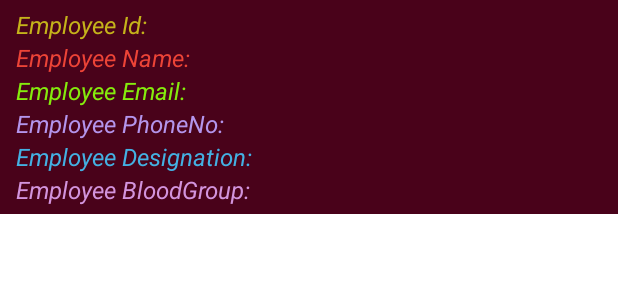
After one commit to rajashreemishra/MyEmployeeClass, an Android app: the layout add_data_files.xml on its own in the app's theme, with its tools: preview values and no code run, on a phone screen of 412 x 824 dp. The commit adds this screen. Shown: the top 300 px of the screen. Run offline under Robolectric (Android 15) with nearby library versions, the phone set to English and light mode, and no system bars.

Commit message:
My Employee

```diff
--- /dev/null
+++ b/app/src/main/res/drawable/ic_add_item.xml
@@ -0,0 +1,5 @@
+<vector android:height="24dp" android:tint="#FFFFFF"
+    android:viewportHeight="24" android:viewportWidth="24"
+    android:width="24dp" xmlns:android="http://schemas.android.com/apk/res/android">
+    <path android:fillColor="@android:color/white" android:pathData="M19,13h-6v6h-2v-6H5v-2h6V5h2v6h6v2z"/>
+</vector>
--- /dev/null
+++ b/app/src/main/res/layout/add_data_files.xml
@@ -0,0 +1,114 @@
+<?xml version="1.0" encoding="utf-8"?>
+<LinearLayout xmlns:android="http://schemas.android.com/apk/res/android"
+    android:orientation="vertical"
+    android:layout_width="match_parent"
+    android:padding="5dp"
+    android:layout_height="wrap_content"
+    android:background="#49021A">
+    <LinearLayout
+        android:layout_width="match_parent"
+        android:layout_height="0dp"
+        android:layout_marginLeft="5dp"
+        android:layout_weight="3">
+        <TextView
+            android:layout_width="wrap_content"
+            android:layout_height="wrap_content"
+            android:text="Employee Id:"
+            android:textStyle="italic"
+            android:textSize="16sp"
+            android:textColor="#C5B31B"/>
+        <TextView
+            android:layout_width="wrap_content"
+            android:layout_height="wrap_content"
+            android:id="@+id/tv_empid"/>
+    </LinearLayout>
+    <LinearLayout
+        android:layout_width="match_parent"
+        android:layout_height="0dp"
+        android:layout_marginLeft="5dp"
+        android:layout_weight="3">
+        <TextView
+            android:layout_width="wrap_content"
+            android:layout_height="wrap_content"
+            android:text="Employee Name:"
+            android:textStyle="italic"
+            android:textSize="16sp"
+            android:textColor="#ED4437"/>
+        <TextView
+            android:layout_width="wrap_content"
+            android:layout_height="wrap_content"
+            android:id="@+id/tv_empname"/>
+    </LinearLayout>
+   <LinearLayout
+       android:layout_width="match_parent"
+       android:layout_height="0dp"
+       android:layout_marginLeft="5dp"
+       android:layout_weight="3">
+       <TextView
+           android:layout_width="wrap_content"
+           android:layout_height="wrap_content"
+           android:text="Employee Email:"
+           android:textStyle="italic"
+           android:textSize="16sp"
+           android:textColor="#85EC0D"/>
+       <TextView
+           android:layout_width="wrap_content"
+           android:layout_height="wrap_content"
+           android:id="@+id/tv_empemail"/>
+   </LinearLayout>
+    <LinearLayout
+        android:layout_width="match_parent"
+        android:layout_height="0dp"
+        android:layout_marginLeft="5dp"
+        android:layout_weight="3">
+        <TextView
+            android:layout_width="wrap_content"
+            android:layout_height="wrap_content"
+            android:text="Employee PhoneNo:"
+            android:textStyle="italic"
+            android:textSize="16sp"
+            android:textColor="#B495EC"/>
+        <TextView
+            android:layout_width="wrap_content"
+            android:layout_height="wrap_content"
+            android:id="@+id/tv_empphnno"/>
+    </LinearLayout>
+
+   <LinearLayout
+       android:layout_width="match_parent"
+       android:layout_height="0dp"
+       android:layout_marginLeft="5dp"
+       android:layout_weight="3">
+       <TextView
+       android:layout_width="wrap_content"
+       android:layout_height="wrap_content"
+       android:text="Employee Designation:"
+       android:textStyle="italic"
+       android:textSize="16sp"
+       android:textColor="#44B1E3"/>
+       <TextView
+           android:layout_width="wrap_content"
+           android:layout_height="wrap_content"
+           android:id="@+id/tv_empdesignation"/>
+   </LinearLayout>
+    <LinearLayout
+        android:layout_width="match_parent"
+        android:layout_height="0dp"
+        android:layout_marginLeft="5dp"
+        android:layout_weight="3">
+        <TextView
+            android:layout_width="wrap_content"
+            android:layout_height="wrap_content"
+            android:text="Employee BloodGroup:"
+            android:textStyle="italic"
+            android:textSize="16sp"
+            android:textColor="#D394DD"/>
+        <TextView
+            android:layout_width="wrap_content"
+            android:layout_height="wrap_content"
+            android:id="@+id/tv_empbloodgrp"/>
+    </LinearLayout>
+
+
+
+</LinearLayout>
--- a/app/src/main/res/values/strings.xml
+++ b/app/src/main/res/values/strings.xml
@@ -12,4 +12,5 @@
         <item>AB-ve</item>
         <item>Bombay Blood Group</item>
     </string-array>
+    <string name="employee_id">Employee Id:</string>
 </resources>
```
Also changed, not shown: app/src/main/AndroidManifest.xml (+5 -2 lines), app/src/main/java/com/example/myemployeeproject/DatabaseHelper.java (added, +79 -0 lines), app/src/main/java/com/example/myemployeeproject/EmployeeAdapter.java (added, +65 -0 lines), app/src/main/java/com/example/myemployeeproject/HomeActivity.java (+38 -13 lines), app/src/main/java/com/example/myemployeeproject/MainActivity.java (+15 -12 lines), app/src/main/res/layout/activity_home.xml (+15 -38 lines).
